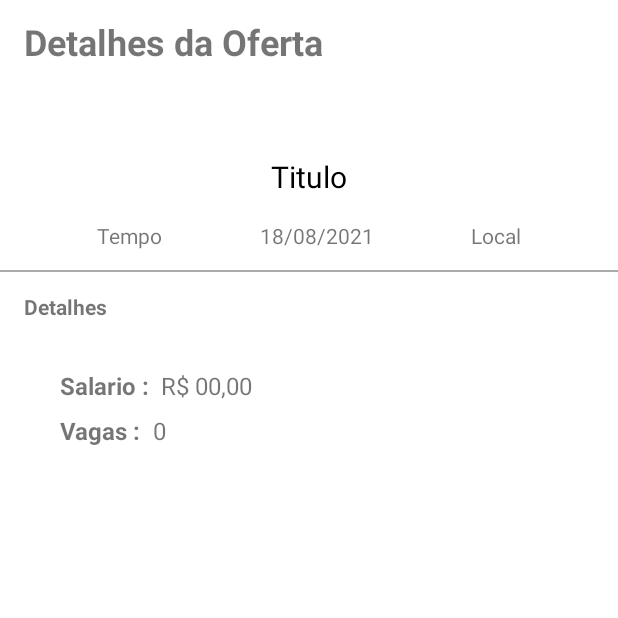
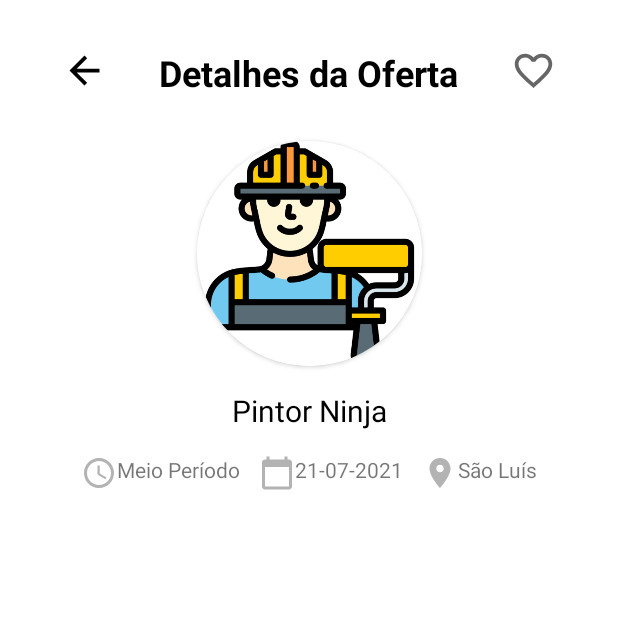
Before and after one commit to Felipeecp/JobsApp, an Android app: the DetalheOfertaActivity screen opened directly, with no data from a screen before it, on a phone screen of 412 x 824 dp, the top half of it. Run offline under Robolectric (Android 15) with nearby library versions, the phone set to English and light mode, and no system bars.

```diff
--- /dev/null
+++ b/app/src/main/res/drawable/ic_calendar_24.xml
@@ -0,0 +1,5 @@
+<vector android:alpha="0.5" android:height="24dp"
+    android:tint="?attr/colorControlNormal" android:viewportHeight="24"
+    android:viewportWidth="24" android:width="24dp" xmlns:android="http://schemas.android.com/apk/res/android">
+    <path android:fillColor="@android:color/white" android:pathData="M20,3h-1L19,1h-2v2L7,3L7,1L5,1v2L4,3c-1.1,0 -2,0.9 -2,2v16c0,1.1 0.9,2 2,2h16c1.1,0 2,-0.9 2,-2L22,5c0,-1.1 -0.9,-2 -2,-2zM20,21L4,21L4,8h16v13z"/>
+</vector>
--- /dev/null
+++ b/app/src/main/res/drawable/ic_favorite_oferta.xml
@@ -0,0 +1,5 @@
+<vector android:height="30dp" android:tint="?attr/colorControlNormal"
+    android:viewportHeight="24" android:viewportWidth="24"
+    android:width="30dp" xmlns:android="http://schemas.android.com/apk/res/android">
+    <path android:fillColor="@android:color/white" android:pathData="M16.5,3c-1.74,0 -3.41,0.81 -4.5,2.09C10.91,3.81 9.24,3 7.5,3 4.42,3 2,5.42 2,8.5c0,3.78 3.4,6.86 8.55,11.54L12,21.35l1.45,-1.32C18.6,15.36 22,12.28 22,8.5 22,5.42 19.58,3 16.5,3zM12.1,18.55l-0.1,0.1 -0.1,-0.1C7.14,14.24 4,11.39 4,8.5 4,6.5 5.5,5 7.5,5c1.54,0 3.04,0.99 3.57,2.36h1.87C13.46,5.99 14.96,5 16.5,5c2,0 3.5,1.5 3.5,3.5 0,2.89 -3.14,5.74 -7.9,10.05z"/>
+</vector>
--- /dev/null
+++ b/app/src/main/res/drawable/ic_local_24.xml
@@ -0,0 +1,5 @@
+<vector android:alpha="0.5" android:height="24dp"
+    android:tint="?attr/colorControlNormal" android:viewportHeight="24"
+    android:viewportWidth="24" android:width="24dp" xmlns:android="http://schemas.android.com/apk/res/android">
+    <path android:fillColor="@android:color/white" android:pathData="M12,2C8.13,2 5,5.13 5,9c0,5.25 7,13 7,13s7,-7.75 7,-13c0,-3.87 -3.13,-7 -7,-7zM12,11.5c-1.38,0 -2.5,-1.12 -2.5,-2.5s1.12,-2.5 2.5,-2.5 2.5,1.12 2.5,2.5 -1.12,2.5 -2.5,2.5z"/>
+</vector>
--- /dev/null
+++ b/app/src/main/res/drawable/ic_time_work_24.xml
@@ -0,0 +1,15 @@
+<vector xmlns:android="http://schemas.android.com/apk/res/android"
+    android:width="24dp"
+    android:height="24dp"
+    android:alpha="0.5"
+    android:tint="?attr/colorControlNormal"
+    android:viewportWidth="24"
+    android:viewportHeight="24">
+
+    <path
+        android:fillColor="@android:color/white"
+        android:pathData="M11.99,2C6.47,2 2,6.48 2,12s4.47,10 9.99,10C17.52,22 22,17.52 22,12S17.52,2 11.99,2zM12,20c-4.42,0 -8,-3.58 -8,-8s3.58,-8 8,-8 8,3.58 8,8 -3.58,8 -8,8z" />
+    <path
+        android:fillColor="@android:color/white"
+        android:pathData="M12.5,7H11v6l5.25,3.15 0.75,-1.23 -4.5,-2.67z" />
+</vector>
--- a/app/src/main/res/layout/activity_detalhe_oferta.xml
+++ b/app/src/main/res/layout/activity_detalhe_oferta.xml
@@ -6,60 +6,80 @@
     android:layout_height="match_parent"
     tools:context=".activity.DetalheOfertaActivity">
 
-    <androidx.appcompat.widget.Toolbar
-        android:id="@+id/toolbar_detalhes"
-        android:layout_width="match_parent"
-        android:layout_height="wrap_content"
-        android:background="@color/white"
-        android:minHeight="?attr/actionBarSize"
-        android:theme="?attr/actionBarTheme"
-        app:layout_constraintEnd_toEndOf="parent"
-        app:layout_constraintStart_toStartOf="parent"
-        app:layout_constraintTop_toTopOf="parent" >
-
-
-        <TextView
-            android:layout_width="wrap_content"
-            android:layout_height="wrap_content"
-            android:text="@string/txtv_detalhes_da_oferta"
-            android:textSize="24sp"
-            android:textStyle="bold"
-            />
-
-    </androidx.appcompat.widget.Toolbar>
-
     <ImageView
-        android:id="@+id/img_detalhes_oferta"
+        android:id="@+id/backOferta"
         android:layout_width="wrap_content"
         android:layout_height="wrap_content"
         android:layout_marginTop="32dp"
-        app:layout_constraintTop_toBottomOf="@id/toolbar_detalhes"
-        app:layout_constraintStart_toStartOf="parent"
-        app:layout_constraintEnd_toEndOf="parent"
-        tools:src="@tools:sample/avatars"
-        />
+        app:layout_constraintStart_toEndOf="@+id/guideline6Descricao"
+        app:layout_constraintTop_toTopOf="parent"
+        app:srcCompat="@drawable/ic_voltar_30" />
+
+    <TextView
+        android:id="@+id/text_oferta"
+        android:layout_width="wrap_content"
+        android:layout_height="30dp"
+        android:layout_marginTop="32dp"
+        android:text="@string/txtv_detalhes_da_oferta"
+        android:textColor="#000000"
+        android:textSize="24sp"
+        android:textStyle="bold"
+        app:layout_constraintEnd_toStartOf="@+id/favoritar"
+        app:layout_constraintStart_toEndOf="@+id/backOferta"
+        app:layout_constraintTop_toTopOf="parent" />
+
+    <ImageView
+        android:id="@+id/favoritar"
+        android:layout_width="wrap_content"
+        android:layout_height="wrap_content"
+        android:layout_marginTop="32dp"
+        app:layout_constraintEnd_toStartOf="@+id/guideline6Descricao2"
+        app:layout_constraintTop_toTopOf="parent"
+        app:srcCompat="@drawable/ic_favorite_oferta" />
+
+    <androidx.cardview.widget.CardView
+        android:id="@+id/img_detalhes_oferta"
+        android:layout_width="150dp"
+        android:layout_height="150dp"
+        app:cardCornerRadius="150dp"
+        android:layout_marginTop="32dp"
+        app:layout_constraintStart_toEndOf="@id/guideline6Descricao"
+        app:layout_constraintEnd_toStartOf="@id/guideline6Descricao2"
+        app:layout_constraintTop_toBottomOf="@+id/text_oferta">
+
+        <ImageView
+            android:id="@+id/detalhes_oferta_IMG"
+            android:layout_width="150dp"
+            android:layout_height="150dp"
+            android:background="#FFFFFF"
+            android:scaleType="centerCrop"
+            android:src="@drawable/pintor" />
+    </androidx.cardview.widget.CardView>
+
+
 
     <TextView
         android:id="@+id/titulo_detalhe_oferta"
         android:layout_width="wrap_content"
         android:layout_height="wrap_content"
-        android:layout_marginTop="16dp"
+        android:padding="16dp"
+        android:text="Pintor Ninja"
+        android:textColor="@color/black"
         android:textSize="20sp"
-        android:text="Titulo"
-        android:textColor="@color/black"
-        app:layout_constraintTop_toBottomOf="@id/img_detalhes_oferta"
+        app:layout_constraintEnd_toEndOf="parent"
         app:layout_constraintStart_toStartOf="parent"
-        app:layout_constraintEnd_toEndOf="parent"
-        />
+        app:layout_constraintTop_toBottomOf="@id/img_detalhes_oferta" />
+
 
     <TextView
+        android:drawableLeft="@drawable/ic_time_work_24"
         android:id="@+id/txtv_tempo"
         android:layout_width="wrap_content"
         android:layout_height="wrap_content"
-        android:layout_marginTop="16dp"
-        android:text="Tempo"
+        android:text="Meio Período"
+        android:layout_gravity="center"
+        app:layout_constraintStart_toEndOf="@id/guideline6Descricao"
         app:layout_constraintTop_toBottomOf="@id/titulo_detalhe_oferta"
-        app:layout_constraintStart_toStartOf="parent"
         app:layout_constraintEnd_toStartOf="@id/txtv_data"
         />
 
@@ -67,12 +87,36 @@
         android:id="@+id/txtv_data"
         android:layout_width="wrap_content"
         android:layout_height="wrap_content"
+        android:drawableLeft="@drawable/ic_calendar_24"
+        android:text="21-07-2021"
+        app:layout_constraintStart_toEndOf="@id/txtv_tempo"
+        app:layout_constraintTop_toBottomOf="@id/titulo_detalhe_oferta"
+        app:layout_constraintEnd_toStartOf="@id/txtv_local"
+        />
+
+
+
+    <TextView
+        android:id="@+id/txtv_local"
+        android:layout_width="wrap_content"
+        android:layout_height="wrap_content"
+        android:text="São Luís"
+        android:drawableLeft="@drawable/ic_local_24"
+        app:layout_constraintStart_toEndOf="@id/txtv_data"
+        app:layout_constraintTop_toBottomOf="@id/titulo_detalhe_oferta"
+        app:layout_constraintEnd_toStartOf="@id/guideline6Descricao2"
+         />
+
+    <!--
+    <TextView
+        android:id="@+id/txtv_data"
+        android:layout_width="wrap_content"
+        android:layout_height="wrap_content"
         android:layout_marginTop="16dp"
         android:text="18/08/2021"
-        app:layout_constraintTop_toBottomOf="@id/titulo_detalhe_oferta"
+        app:layout_constraintEnd_toStartOf="@id/txtv_local"
         app:layout_constraintStart_toEndOf="@id/txtv_tempo"
-        app:layout_constraintEnd_toStartOf="@id/txtv_local"
-        />
+        app:layout_constraintTop_toBottomOf="@id/titulo_detalhe_oferta" />
 
     <TextView
         android:id="@+id/txtv_local"
@@ -80,19 +124,9 @@
         android:layout_height="wrap_content"
         android:layout_marginTop="16dp"
         android:text="Local"
-        app:layout_constraintTop_toBottomOf="@id/titulo_detalhe_oferta"
+        app:layout_constraintEnd_toEndOf="parent"
         app:layout_constraintStart_toEndOf="@id/txtv_data"
-        app:layout_constraintEnd_toEndOf="parent"
-        />
-
-    <View
-        android:id="@+id/view_line_1"
-        android:layout_width="match_parent"
-        android:layout_height="1dp"
-        android:background="@android:color/darker_gray"
-        app:layout_constraintTop_toBottomOf="@id/txtv_data"
-        app:layout_constraintBottom_toTopOf="@id/txtv_detalhes"
-        />
+        app:layout_constraintTop_toBottomOf="@id/titulo_detalhe_oferta" />
 
     <TextView
         android:id="@+id/txtv_detalhes"
@@ -105,36 +139,38 @@
         app:layout_constraintStart_toStartOf="parent"
         app:layout_constraintTop_toBottomOf="@id/txtv_tempo" />
 
+
     <TextView
         android:id="@+id/txtv_salario_detalhes"
         android:layout_width="wrap_content"
         android:layout_height="wrap_content"
+        android:layout_marginStart="40dp"
         android:layout_marginTop="32dp"
-        android:layout_marginStart="40dp"
         android:text="@string/txt_itemServico_salario"
         android:textSize="16sp"
         android:textStyle="bold"
-        app:layout_constraintTop_toBottomOf="@id/txtv_detalhes"
         app:layout_constraintStart_toStartOf="parent"
-        />
+        app:layout_constraintTop_toBottomOf="@id/txtv_detalhes" />
+
+
+
     <TextView
         android:id="@+id/txtv_salario_valor_detalhes"
         android:layout_width="wrap_content"
         android:layout_height="wrap_content"
+        android:layout_marginStart="8dp"
         android:text="@string/txt_itemServico_valorSalario"
         android:textSize="16sp"
-        android:layout_marginStart="8dp"
+        app:layout_constraintBottom_toBottomOf="@id/txtv_salario_detalhes"
         app:layout_constraintStart_toEndOf="@id/txtv_salario_detalhes"
-        app:layout_constraintTop_toTopOf="@id/txtv_salario_detalhes"
-        app:layout_constraintBottom_toBottomOf="@id/txtv_salario_detalhes"
-        />
+        app:layout_constraintTop_toTopOf="@id/txtv_salario_detalhes" />
 
     <TextView
         android:id="@+id/txtv_vagas_detalhes"
         android:layout_width="wrap_content"
         android:layout_height="wrap_content"
+        android:layout_marginStart="40dp"
         android:layout_marginTop="8dp"
-        android:layout_marginStart="40dp"
         android:text="@string/txt_itemServico_vagas"
         android:textSize="16sp"
         android:textStyle="bold"
@@ -152,4 +188,35 @@
         app:layout_constraintStart_toEndOf="@+id/txtv_vagas_detalhes"
         app:layout_constraintTop_toTopOf="@+id/txtv_vagas_detalhes" />
 
+    <androidx.constraintlayout.widget.Barrier
+        android:id="@+id/barrier2"
+        android:layout_width="wrap_content"
+        android:layout_height="wrap_content"
+        app:barrierDirection="left" />
+-->
+    <androidx.constraintlayout.widget.Guideline
+        android:id="@+id/guideline6Descricao"
+        android:layout_width="wrap_content"
+        android:layout_height="wrap_content"
+        android:orientation="vertical"
+        app:layout_constraintGuide_percent="0.10" />
+    <androidx.constraintlayout.widget.Guideline
+        android:id="@+id/guideline6Descricao2"
+        android:layout_width="wrap_content"
+        android:layout_height="wrap_content"
+        android:orientation="vertical"
+        app:layout_constraintGuide_percent="0.90" />
+    <androidx.constraintlayout.widget.Guideline
+        android:id="@+id/guideline6Descricao3"
+        android:layout_width="wrap_content"
+        android:layout_height="wrap_content"
+        android:orientation="horizontal"
+        app:layout_constraintGuide_percent="0.05" />
+    <androidx.constraintlayout.widget.Guideline
+        android:id="@+id/guideline6Descricao4"
+        android:layout_width="wrap_content"
+        android:layout_height="wrap_content"
+        android:orientation="horizontal"
+        app:layout_constraintGuide_percent="0.95" />
+
 </androidx.constraintlayout.widget.ConstraintLayout>
```
Also changed, not shown: app/src/main/res/drawable/pintor.png (added).
